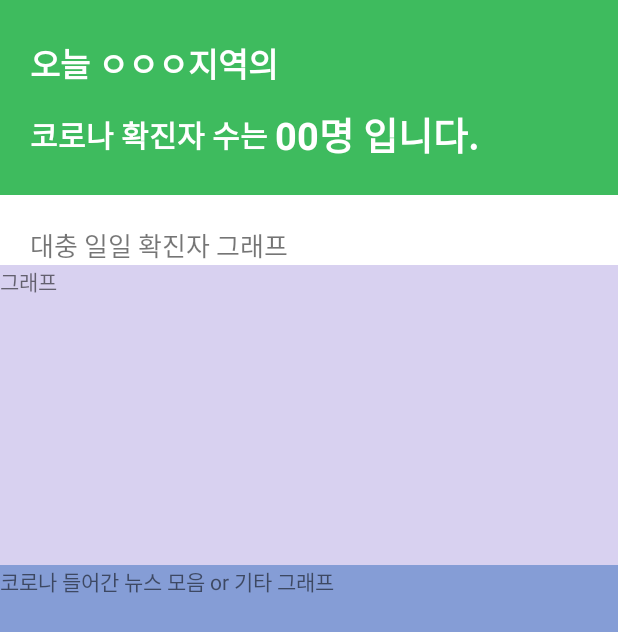
After one commit to Corona-Respiratorycare/Corona_Respiratorycare_android, an Android app: the layout fragment_main.xml on its own in the app's theme, with its tools: preview values and no code run, on a phone screen of 412 x 824 dp. The commit adds this screen. Shown: the top 632 px of the screen. Run offline under Robolectric (Android 15) with nearby library versions, the phone set to English and light mode, and no system bars.

Commit message:
220330 개발
bottomnavi로 나누기,
메인화면 살짝 꾸미기

```diff
--- a/Covid_Respiratory care/app/build.gradle
+++ b/Covid_Respiratory care/app/build.gradle
@@ -2,8 +2,8 @@
 plugins {
     id 'com.android.application'
     id 'kotlin-android'
+    id 'kotlin-android-extensions'
     id 'com.google.gms.google-services'
-    id 'kotlin-android-extensions'
 }
 //apply plugin: 'com.android.application'
 //apply plugin: 'com.google.gms.google-services'  // Google Services plugin
@@ -35,8 +35,8 @@ android {
     kotlinOptions {
         jvmTarget = '1.8'
     }
-    buildFeatures {
-        viewBinding true
+    viewBinding {
+        enabled = true
     }
 }
 
--- a/Covid_Respiratory care/app/src/main/AndroidManifest.xml
+++ b/Covid_Respiratory care/app/src/main/AndroidManifest.xml
@@ -19,7 +19,7 @@
             android:value="gi0qse5ddg" />
 
         <activity
-            android:name=".MainActivity"
+            android:name=".ui.main.MainActivity"
             android:exported="true"
             android:label="@string/app_name"
             android:theme="@style/Theme.Covid_Respiratorycare.NoActionBar">
@@ -29,6 +29,7 @@
                 <category android:name="android.intent.category.LAUNCHER" />
             </intent-filter>
         </activity>
+
     </application>
 
 </manifest>
--- /dev/null
+++ b/Covid_Respiratory care/app/src/main/java/com/covidproject/covid_respiratorycare/utils.kt
@@ -0,0 +1,6 @@
+package com.covidproject.covid_respiratorycare
+
+import android.view.LayoutInflater
+import android.view.ViewGroup
+
+typealias Inflate<T> = (LayoutInflater, ViewGroup?, Boolean) -> T
--- /dev/null
+++ b/Covid_Respiratory care/app/src/main/res/layout/fragment_main.xml
@@ -0,0 +1,100 @@
+<?xml version="1.0" encoding="utf-8"?>
+<androidx.constraintlayout.widget.ConstraintLayout xmlns:android="http://schemas.android.com/apk/res/android"
+    android:layout_width="match_parent"
+    android:layout_height="match_parent"
+    xmlns:app="http://schemas.android.com/apk/res-auto">
+
+    <androidx.constraintlayout.widget.ConstraintLayout
+        android:layout_width="match_parent"
+        android:layout_height="130dp"
+        app:layout_constraintTop_toTopOf="parent"
+        app:layout_constraintStart_toStartOf="parent"
+        android:background="@color/customcolor"
+        android:id="@+id/main_title_ly"
+        >
+        <TextView
+            android:layout_width="wrap_content"
+            android:layout_height="wrap_content"
+            android:text="오늘 ㅇㅇㅇ지역의"
+            android:id="@+id/main_titile_tv1"
+            android:textSize="22sp"
+            android:textColor="@color/white"
+            android:textStyle="bold"
+            app:layout_constraintTop_toTopOf="parent"
+            app:layout_constraintStart_toStartOf="parent"
+            app:layout_constraintBottom_toTopOf="@id/main_titile_tv2"
+            android:layout_marginStart="20dp"
+            android:layout_marginTop="20dp"
+            />
+        <TextView
+            android:layout_width="wrap_content"
+            android:layout_height="wrap_content"
+            android:text="코로나 확진자 수는 "
+            android:id="@+id/main_titile_tv2"
+            android:textSize="20sp"
+            android:textColor="@color/white"
+            android:textStyle="bold"
+            app:layout_constraintBottom_toBottomOf="parent"
+            app:layout_constraintTop_toBottomOf="@+id/main_titile_tv1"
+            app:layout_constraintStart_toStartOf="@+id/main_titile_tv1"
+            android:layout_marginTop="10dp"
+            android:layout_marginBottom="20dp"
+            />
+        <TextView
+            android:layout_width="wrap_content"
+            android:layout_height="wrap_content"
+            android:text="00명 입니다."
+            android:id="@+id/main_titile_tv3"
+            android:textSize="25sp"
+            android:textColor="@color/white"
+            android:textStyle="bold"
+            app:layout_constraintTop_toTopOf="@+id/main_titile_tv2"
+            app:layout_constraintStart_toEndOf="@+id/main_titile_tv2"
+            app:layout_constraintBottom_toBottomOf="@id/main_titile_tv2"
+            />
+
+    </androidx.constraintlayout.widget.ConstraintLayout>
+
+    <androidx.constraintlayout.widget.ConstraintLayout
+        android:layout_width="match_parent"
+        android:layout_height="0dp"
+        app:layout_constraintTop_toBottomOf="@+id/main_title_ly"
+        app:layout_constraintBottom_toBottomOf="parent"
+        app:layout_constraintStart_toStartOf="parent"
+        >
+        <TextView
+            android:layout_width="wrap_content"
+            android:layout_height="wrap_content"
+            android:text="대충 일일 확진자 그래프"
+            android:id="@+id/main_daily_title_tv"
+            android:textSize="17sp"
+            app:layout_constraintTop_toTopOf="parent"
+            app:layout_constraintStart_toStartOf="parent"
+            android:layout_marginTop="20dp"
+            android:layout_marginStart="20dp"
+            />
+        <TextView
+            android:layout_width="0dp"
+            android:layout_height="200dp"
+            android:text="그래프"
+            android:id="@+id/main_daily_graph"
+            app:layout_constraintTop_toBottomOf="@+id/main_daily_title_tv"
+            app:layout_constraintStart_toStartOf="parent"
+            app:layout_constraintEnd_toEndOf="parent"
+            android:background="@color/customcolor2"
+            />
+        <TextView
+            android:layout_width="0dp"
+            android:layout_height="0dp"
+            app:layout_constraintEnd_toEndOf="parent"
+            app:layout_constraintBottom_toBottomOf="parent"
+            app:layout_constraintStart_toStartOf="parent"
+            android:text="코로나 들어간 뉴스 모음 or 기타 그래프"
+            android:background="@color/customcolor3"
+            app:layout_constraintTop_toBottomOf="@+id/main_daily_graph"
+            />
+
+    </androidx.constraintlayout.widget.ConstraintLayout>
+
+
+</androidx.constraintlayout.widget.ConstraintLayout>
--- a/Covid_Respiratory care/app/src/main/res/values/colors.xml
+++ b/Covid_Respiratory care/app/src/main/res/values/colors.xml
@@ -7,4 +7,13 @@
     <color name="teal_700">#FF018786</color>
     <color name="black">#FF000000</color>
     <color name="white">#FFFFFFFF</color>
+
+    <color name="customcolor">#3EBB5E
+    </color>
+    <color name="customcolor2">#D8D1F0
+    </color>
+    <color name="customcolor3">#859DD6
+    </color>
+
+
 </resources>
--- a/Covid_Respiratory care/app/src/main/res/values/strings.xml
+++ b/Covid_Respiratory care/app/src/main/res/values/strings.xml
@@ -1,6 +1,7 @@
 <resources>
     <string name="app_name">Covid_Respiratorycare</string>
-    <string name="action_settings">Settings</string>
+    <string name="Main">메인</string>
+    <string name="Map">호흡기 진료 지정 의료기관</string>
     <!-- Strings used for fragments for navigation -->
     <string name="first_fragment_label">First Fragment</string>
     <string name="second_fragment_label">Second Fragment</string>
```
Also changed, not shown: Covid_Respiratory care/app/src/main/java/com/covidproject/covid_respiratorycare/MapFragment.kt (deleted, +0 -38 lines), Covid_Respiratory care/app/src/main/java/com/covidproject/covid_respiratorycare/ui/BaseActivity.kt (added, +65 -0 lines), Covid_Respiratory care/app/src/main/java/com/covidproject/covid_respiratorycare/ui/BaseFragment.kt (added, +55 -0 lines), Covid_Respiratory care/app/src/main/java/com/covidproject/covid_respiratorycare/ui/main/MainActivity.kt (added, +34 -0 lines), Covid_Respiratory care/app/src/main/java/com/covidproject/covid_respiratorycare/ui/main/MainFragment.kt (added, +11 -0 lines), Covid_Respiratory care/app/src/main/java/com/covidproject/covid_respiratorycare/ui/map/MappageFragment.kt (renamed from Covid_Respiratory care/app/src/main/java/com/covidproject/covid_respiratorycare/MainActivity.kt, +79 -36 lines), Covid_Respiratory care/app/src/main/java/com/covidproject/covid_respiratorycare/ui/map/NavermapFragment.kt (added, +64 -0 lines), Covid_Respiratory care/app/src/main/res/layout/activity_main.xml (+40 -7 lines), Covid_Respiratory care/app/src/main/res/layout/fragment_map.xml (deleted, +0 -14 lines), Covid_Respiratory care/app/src/main/res/layout/fragment_mappage.xml (added, +20 -0 lines), Covid_Respiratory care/app/src/main/res/layout/fragment_navermap.xml (added, +7 -0 lines), Covid_Respiratory care/app/src/main/res/menu/menu_main.xml (deleted, +0 -10 lines), Covid_Respiratory care/app/src/main/res/menu/navi_menu.xml (added, +19 -0 lines), Covid_Respiratory care/app/src/main/res/navigation/nav_graph.xml (+10 -23 lines).
